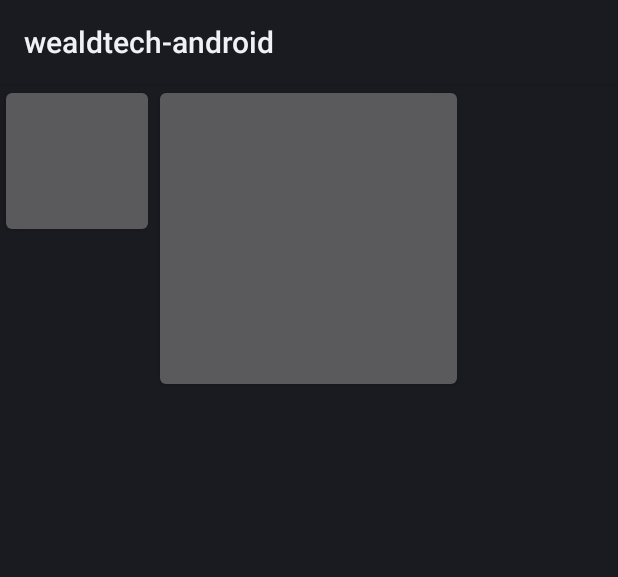
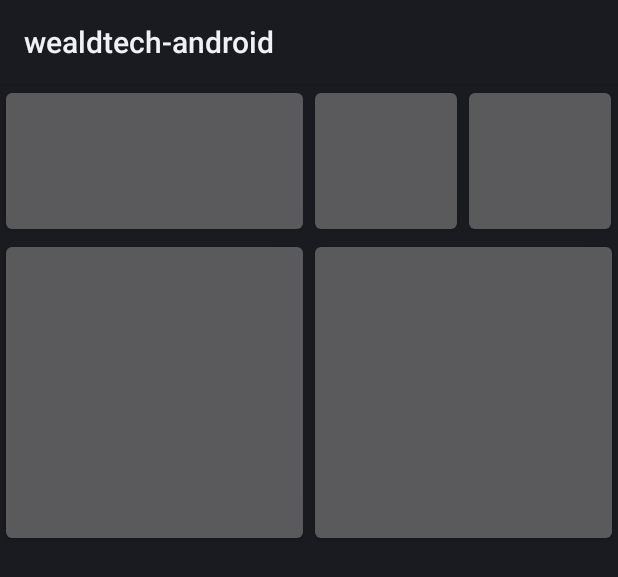
Before and after one commit to wealdtech/wealdtech-android, an Android app: the layout test_activity.xml on its own in the app's theme, with its tools: preview values and no code run, on a phone screen of 412 x 824 dp. Shown: the top 577 px of the screen. Run offline under Robolectric (Android 15) with nearby library versions, the phone set to English and light mode, and no system bars.

Commit message:
Updates to tile layout: layout algorithm and providers

```diff
--- a/wealdtech-tiles/src/main/java/com/wealdtech/android/widget/tiles/TileProvider.java
+++ b/wealdtech-tiles/src/main/java/com/wealdtech/android/providers/Provider.java
@@ -1,9 +1,11 @@
-package com.wealdtech.android.widget.tiles;
+package com.wealdtech.android.providers;
+
+import com.wealdtech.android.tiles.DataChangedListener;
 
 /**
  * A tile provider provides data to a tile
  */
-public interface TileProvider<T>
+public interface Provider<T>
 {
   T getData();
 
--- /dev/null
+++ b/wealdtech-tiles/src/main/java/com/wealdtech/android/tiles/ClockTile.java
@@ -0,0 +1,62 @@
+package com.wealdtech.android.tiles;
+
+import android.content.Context;
+import android.util.AttributeSet;
+import android.view.ViewGroup;
+import android.widget.Button;
+import org.slf4j.Logger;
+import org.slf4j.LoggerFactory;
+
+import java.util.Date;
+
+/**
+ * A tile which shows a clock
+ */
+public class ClockTile extends Tile<Date> implements DataChangedListener
+{
+  private static final Logger LOG = LoggerFactory.getLogger(ClockTile.class);
+
+  private static class ViewHolder
+  {
+    public Button display;
+  }
+  private final ViewHolder holder = new ViewHolder();
+
+  public ClockTile(final Context context)
+  {
+    this(context, null, 0);
+  }
+
+  public ClockTile(final Context context, final AttributeSet attrs)
+  {
+    this(context, attrs, 0);
+  }
+
+  public ClockTile(final Context context, final AttributeSet attrs, final int defStyle)
+  {
+    super(context, attrs, defStyle);
+
+    LOG.error("Instantiating clock tile");
+    setTileRatio(1, 1);
+
+    setLayoutParams(new ViewGroup.LayoutParams(ViewGroup.LayoutParams.MATCH_PARENT, ViewGroup.LayoutParams.MATCH_PARENT));
+
+    holder.display = new Button(context);
+    holder.display.setLayoutParams(new ViewGroup.LayoutParams(ViewGroup.LayoutParams.MATCH_PARENT,
+                                        ViewGroup.LayoutParams.MATCH_PARENT));
+
+    addView(holder.display);
+  }
+
+  @Override
+  public void onDataChanged()
+  {
+    refreshDisplay();
+  }
+
+  @Override
+  public void refreshDisplay()
+  {
+    holder.display.setText(provider.getData().toString());
+  }
+}
--- a/wealdtech-tiles/src/main/java/com/wealdtech/android/widget/tiles/DataChangedListener.java
+++ b/wealdtech-tiles/src/main/java/com/wealdtech/android/tiles/DataChangedListener.java
@@ -1,4 +1,4 @@
-package com.wealdtech.android.widget.tiles;
+package com.wealdtech.android.tiles;
 
 /**
  */
--- a/wealdtech-tiles/src/main/java/com/wealdtech/android/widget/tiles/ClockTile.java
+++ b/wealdtech-tiles/src/main/java/com/wealdtech/android/tiles/TextTile.java
@@ -1,21 +1,18 @@
-package com.wealdtech.android.widget.tiles;
+package com.wealdtech.android.tiles;
 
 import android.content.Context;
 import android.util.AttributeSet;
 import android.view.ViewGroup;
 import android.widget.Button;
-import android.widget.LinearLayout;
 import org.slf4j.Logger;
 import org.slf4j.LoggerFactory;
 
-import java.util.Date;
-
 /**
- * A tile which shows a clock
+ * A tile which shows text
  */
-public class ClockTile extends Tile<Date> implements DataChangedListener
+public class TextTile extends Tile<String> implements DataChangedListener
 {
-  private static final Logger LOG = LoggerFactory.getLogger(ClockTile.class);
+  private static final Logger LOG = LoggerFactory.getLogger(TextTile.class);
 
   private static class ViewHolder
   {
@@ -23,32 +20,29 @@ public class ClockTile extends Tile<Date> implements DataChangedListener
   }
   private final ViewHolder holder = new ViewHolder();
 
-  public ClockTile(final Context context)
+  public TextTile(final Context context)
   {
     this(context, null, 0);
   }
 
-  public ClockTile(final Context context, final AttributeSet attrs)
+  public TextTile(final Context context, final AttributeSet attrs)
   {
     this(context, attrs, 0);
   }
 
-  public ClockTile(final Context context, final AttributeSet attrs, final int defStyle)
+  public TextTile(final Context context, final AttributeSet attrs, final int defStyle)
   {
     super(context, attrs, defStyle);
 
-    LOG.error("Instantiating clock tile");
-    setTileRatio(1, 1);
+    setTileRatio(2, 1);
 
-    view = new LinearLayout(context);
-    view.setLayoutParams(new ViewGroup.LayoutParams(ViewGroup.LayoutParams.MATCH_PARENT,
-                              ViewGroup.LayoutParams.MATCH_PARENT));
+    setLayoutParams(new ViewGroup.LayoutParams(ViewGroup.LayoutParams.MATCH_PARENT, ViewGroup.LayoutParams.MATCH_PARENT));
 
     holder.display = new Button(context);
     holder.display.setLayoutParams(new ViewGroup.LayoutParams(ViewGroup.LayoutParams.MATCH_PARENT,
                                         ViewGroup.LayoutParams.MATCH_PARENT));
 
-    view.addView(holder.display);
+    addView(holder.display);
   }
 
   @Override
--- a/wealdtech-tiles/src/main/java/com/wealdtech/android/widget/tiles/Tile.java
+++ b/wealdtech-tiles/src/main/java/com/wealdtech/android/tiles/Tile.java
@@ -1,15 +1,15 @@
-package com.wealdtech.android.widget.tiles;
+package com.wealdtech.android.tiles;
 
 import android.content.Context;
 import android.content.res.TypedArray;
 import android.util.AttributeSet;
-import android.view.View;
-import android.view.ViewGroup;
+import android.widget.LinearLayout;
 import com.wealdtech.android.R;
+import com.wealdtech.android.providers.Provider;
 
 /**
  */
-public abstract class Tile<T> extends View
+public abstract class Tile<T> extends LinearLayout
 {
   /** The width, in tilespaces */
   private int width = 1;
@@ -18,11 +18,8 @@ public abstract class Tile<T> extends View
   /** The scale */
   private int scale = 1;
 
-  /** The view containing the data */
-  protected ViewGroup view;
-
   /** The provider for the data */
-  protected TileProvider<T> provider;
+  protected Provider<T> provider;
 
   public Tile(final Context context)
   {
@@ -69,12 +66,7 @@ public abstract class Tile<T> extends View
     return height * scale;
   }
 
-  public ViewGroup getViewGroup()
-  {
-    return this.view;
-  }
-
-  public void setProvider(final TileProvider<T> provider)
+  public void setProvider(final Provider<T> provider)
   {
     this.provider = provider;
   }
--- /dev/null
+++ b/wealdtech-tiles/src/main/java/com/wealdtech/android/tiles/TileLayout.java
@@ -0,0 +1,158 @@
+package com.wealdtech.android.tiles;
+
+import android.content.Context;
+import android.graphics.Point;
+import android.support.v7.widget.GridLayout;
+import android.util.AttributeSet;
+import android.view.View;
+import android.view.ViewGroup;
+import android.view.WindowManager;
+import org.slf4j.Logger;
+import org.slf4j.LoggerFactory;
+
+/**
+ */
+public class TileLayout extends GridLayout
+{
+  private static final Logger LOG = LoggerFactory.getLogger(TileLayout.class);
+
+  private transient int screenWidth;
+
+  private boolean[][] available;
+  private int rows = 4;
+  private int cols = 4;
+
+  public TileLayout(final Context context)
+  {
+    this(context, null, 0);
+  }
+
+  public TileLayout(final Context context, final AttributeSet attrs)
+  {
+    this(context, attrs, 0);
+  }
+
+  public TileLayout(final Context context, final AttributeSet attrs, final int defStyle)
+  {
+    super(context, attrs, defStyle);
+    initLayout(context);
+  }
+
+  private void initLayout(final Context context)
+  {
+    setColumnCount(cols);
+    setRowCount(rows);
+    available = new boolean[cols][rows];
+    for (int col = 0; col < cols; col++)
+    {
+      for (int row = 0; row < rows; row++)
+      {
+        available[col][row] = true;
+      }
+    }
+
+    final WindowManager wm = (WindowManager)context.getSystemService(Context.WINDOW_SERVICE);
+
+    final Point size = new Point();
+    wm.getDefaultDisplay().getSize(size);
+
+    screenWidth = size.x < size.y - 120 ? size.x : size.y - 120;
+  }
+
+  private GridLayout.LayoutParams getSpec(final Tile tile)
+  {
+    return getSpec(tile, null);
+  }
+
+  private GridLayout.LayoutParams getSpec(final Tile tile, ViewGroup.LayoutParams specIn)
+  {
+    final int width = tile.getTileWidth();
+    final int height = tile.getTileHeight();
+
+    LOG.debug("Attempting to find space for tile of size ({},{}) in layout of size ({},{})", width, height, cols, rows);
+    synchronized (available)
+    {
+      for (int row = 0; row < rows; row++)
+      {
+        for (int col = 0; col < cols; col++)
+        {
+          LOG.debug("Checking location ({},{})", col, row);
+          if (available[col][row])
+          {
+            boolean spaceBigEnough = col + width <= cols && row + height <= rows;
+            for (int emptyRow = row; (emptyRow < row + height) && (emptyRow < rows) && spaceBigEnough; emptyRow++)
+            {
+              for (int emptyCol = col; (emptyCol < col + width) && (emptyCol < cols) && spaceBigEnough; emptyCol++)
+              {
+                if (!available[emptyCol][emptyRow])
+                {
+                  spaceBigEnough = false;
+                }
+              }
+            }
+            if (spaceBigEnough)
+            {
+              LOG.debug("Found space large enough at ({},{})", col, row);
+              for (int emptyRow = row; emptyRow < row + height; emptyRow++)
+              {
+                for (int emptyCol = col; emptyCol < col + width; emptyCol++)
+                {
+                  available[emptyCol][emptyRow] = false;
+                }
+              }
+              Spec rowSpec = GridLayout.spec(row, tile.getTileHeight());
+              Spec colSpec = GridLayout.spec(col, tile.getTileWidth());
+              final GridLayout.LayoutParams spec;
+              if (specIn == null)
+              {
+                spec = new GridLayout.LayoutParams(rowSpec, colSpec);
+              }
+              else
+              {
+                spec = new GridLayout.LayoutParams(specIn);
+                spec.rowSpec = rowSpec;
+                spec.columnSpec = colSpec;
+              }
+              spec.width = screenWidth * tile.getTileWidth() / cols;
+              spec.height = screenWidth * tile.getTileHeight() / rows;
+              return spec;
+            }
+          }
+        }
+      }
+    }
+
+    // If we get this far we haven't found anywhere to put it
+    throw new RuntimeException("Nowhere found to place tile of size (" + width + "," + height + ")");
+  }
+
+  @Override
+  public void addView(final View child)
+  {
+    addView(child, -1, null);
+  }
+
+  @Override
+  public void addView(final View child, final int index)
+  {
+    addView(child, index, null);
+  }
+
+  @Override
+  public void addView(final View child, final ViewGroup.LayoutParams params)
+  {
+    addView(child, -1, params);
+  }
+
+  @Override
+  public void addView(final View child, final int index, final ViewGroup.LayoutParams params)
+  {
+    if (!(child instanceof Tile))
+    {
+      throw new RuntimeException("Must add tiles to tile layout");
+    }
+    final Tile tile = (Tile)child;
+    final GridLayout.LayoutParams spec = getSpec(tile, params);
+    super.addView(tile, index, spec);
+  }
+}
--- a/wealdtech-tiles/src/main/java/com/wealdtech/android/widget/tiles/TileLayout.java
+++ /dev/null
@@ -1,147 +0,0 @@
-package com.wealdtech.android.widget.tiles;
-
-import android.content.Context;
-import android.graphics.Point;
-import android.support.v7.widget.GridLayout;
-import android.util.AttributeSet;
-import android.view.View;
-import android.view.ViewGroup;
-import android.view.WindowManager;
-import org.slf4j.Logger;
-import org.slf4j.LoggerFactory;
-
-import java.util.ArrayList;
-import java.util.List;
-
-/**
- */
-public class TileLayout extends GridLayout
-{
-  private static final Logger LOG = LoggerFactory.getLogger(TileLayout.class);
-
-  private transient int screenWidth;
-
-  private List<Integer> fullTo = new ArrayList<>();
-  private int rows = 4;
-  private int cols = 4;
-
-  public TileLayout(final Context context)
-  {
-    this(context, null, 0);
-  }
-
-  public TileLayout(final Context context, final AttributeSet attrs)
-  {
-    this(context, attrs, 0);
-  }
-
-  public TileLayout(final Context context, final AttributeSet attrs, final int defStyle)
-  {
-    super(context, attrs, defStyle);
-    initLayout(context);
-  }
-
-  private void initLayout(final Context context)
-  {
-    setColumnCount(cols);
-    setRowCount(rows);
-
-    fullTo.clear();
-    for (int i = 0; i < rows; i++)
-    {
-      fullTo.add(i, 0);
-    }
-
-    final WindowManager wm = (WindowManager)context.getSystemService(Context.WINDOW_SERVICE);
-
-    final Point size = new Point();
-    wm.getDefaultDisplay().getSize(size);
-
-    screenWidth = size.x < size.y ? size.x : size.y;
-  }
-
-  public boolean addTile(final Tile tile, final ViewGroup.LayoutParams params)
-  {
-    LOG.error("addTile()");
-    // Find a suitable space
-    Spec rowSpec = null;
-    Spec colSpec = null;
-    for (int row = 0; row < rows; row++)
-    {
-      // TODO handle tiles with >1 height
-      if (cols - fullTo.get(row) >= tile.getWidth())
-      {
-        rowSpec = GridLayout.spec(row, tile.getTileHeight());
-        colSpec = GridLayout.spec(fullTo.get(row), tile.getTileWidth());
-        fullTo.set(row, fullTo.get(row) + tile.getTileWidth());
-        break;
-      }
-    }
-    if (rowSpec == null || colSpec == null)
-    {
-      LOG.error("Failed to find space for tile");
-      return false;
-    }
-    GridLayout.LayoutParams spec = new GridLayout.LayoutParams(rowSpec, colSpec);
-    spec.width = screenWidth * tile.getTileWidth() / 4;
-    spec.height = screenWidth * tile.getTileHeight() / 4;
-    addView(tile.view, spec);
-    return true;
-  }
-
-  @Override
-  public void addView(final View child)
-  {
-    LOG.error("addView(View)");
-    if (child instanceof Tile)
-    {
-      addTile((Tile)child, null);
-    }
-    else
-    {
-      super.addView(child);
-    }
-  }
-
-  @Override
-  public void addView(final View child, final int index)
-  {
-    LOG.error("addView(View, index)");
-    if (child instanceof Tile)
-    {
-      addTile((Tile)child, null);
-    }
-    else
-    {
-      super.addView(child, index);
-    }
-  }
-
-  @Override
-  public void addView(final View child, final ViewGroup.LayoutParams params)
-  {
-    LOG.error("addView(View, LayoutParams)");
-    if (child instanceof Tile)
-    {
-      addTile((Tile)child, params);
-    }
-    else
-    {
-      super.addView(child, params);
-    }
-  }
-
-  @Override
-  public void addView(final View child, final int index, final ViewGroup.LayoutParams params)
-  {
-    LOG.error("addView(View, index, LayoutParams)");
-    if (child instanceof Tile)
-    {
-      addTile((Tile)child, params);
-    }
-    else
-    {
-      super.addView(child, index, params);
-    }
-  }
-}
--- a/wealdtech-tiles/src/main/res/layout/test_activity.xml
+++ b/wealdtech-tiles/src/main/res/layout/test_activity.xml
@@ -1,16 +1,27 @@
 <?xml version="1.0" encoding="utf-8"?>
 
-<com.wealdtech.android.widget.tiles.TileLayout xmlns:android="http://schemas.android.com/apk/res/android"
+<com.wealdtech.android.tiles.TileLayout xmlns:android="http://schemas.android.com/apk/res/android"
                                                xmlns:wealdtech="http://schemas.android.com/apk/res-auto"
                                                android:layout_width="match_parent"
                                                android:layout_height="match_parent"
                                                android:id="@+id/test_layout">
 
-    <com.wealdtech.android.widget.tiles.ClockTile android:id="@+id/test_layout_clock_tile_1"
+    <com.wealdtech.android.tiles.TextTile android:id="@+id/test_layout_text_tile_1"
+                                           android:layout_width="match_parent"
+                                           android:layout_height="match_parent"/>
+    <com.wealdtech.android.tiles.ClockTile android:id="@+id/test_layout_clock_tile_1"
                                                   android:layout_width="match_parent"
                                                   android:layout_height="match_parent"/>
-    <com.wealdtech.android.widget.tiles.ClockTile android:id="@+id/test_layout_clock_tile_2"
+    <com.wealdtech.android.tiles.ClockTile android:id="@+id/test_layout_clock_tile_2"
                                                   android:layout_width="match_parent"
                                                   android:layout_height="match_parent"
                                                   wealdtech:scale="2"/>
-</com.wealdtech.android.widget.tiles.TileLayout>
+    <com.wealdtech.android.tiles.ClockTile android:id="@+id/test_layout_clock_tile_3"
+                                                  android:layout_width="match_parent"
+                                                  android:layout_height="match_parent"
+                                                  wealdtech:scale="2"/>
+    <com.wealdtech.android.tiles.ClockTile android:id="@+id/test_layout_clock_tile_4"
+                                                  android:layout_width="match_parent"
+                                                  android:layout_height="match_parent"
+                                                  wealdtech:scale="1"/>
+</com.wealdtech.android.tiles.TileLayout>
```
Also changed, not shown: wealdtech-tiles/src/main/java/com/wealdtech/android/TestActivity.java (+18 -27 lines), wealdtech-tiles/src/main/java/com/wealdtech/android/providers/AbstractProvider.java (renamed from wealdtech-tiles/src/main/java/com/wealdtech/android/widget/tiles/AbstractTileProvider.java, +11 -8 lines), wealdtech-tiles/src/main/java/com/wealdtech/android/providers/DateProvider.java (renamed from wealdtech-tiles/src/main/java/com/wealdtech/android/widget/tiles/ClockTileProvider.java, +4 -7 lines), wealdtech-tiles/src/main/java/com/wealdtech/android/providers/PresetTextProvider.java (added, +12 -0 lines).
